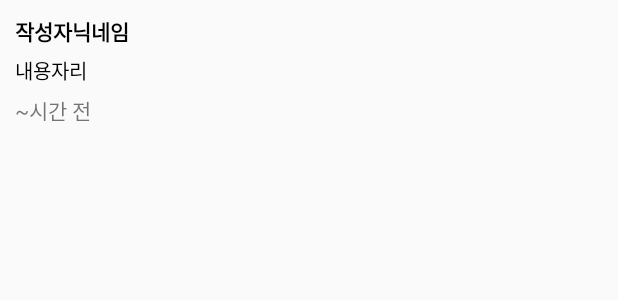
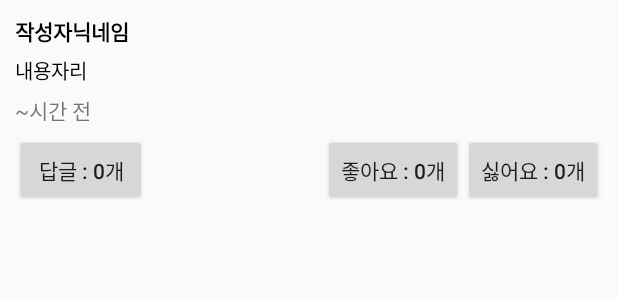
Before and after one commit to jsdev2013/APIPractice_20200615, an Android app: the layout topic_reply_list_item.xml on its own in the app's theme, with its tools: preview values and no code run, on a phone screen of 412 x 824 dp. Shown: the top 300 px of the screen. Run offline under Robolectric (Android 15) with nearby library versions, the phone set to English and light mode, and no system bars.

Commit message:
버튼의 포커스 제거 - 리스브튜의 이벤트 가능

```diff
--- a/app/src/main/res/layout/topic_reply_list_item.xml
+++ b/app/src/main/res/layout/topic_reply_list_item.xml
@@ -34,6 +34,42 @@
             android:layout_marginTop="5dp"
             android:text="~시간 전" />
 
+        <LinearLayout
+            android:layout_width="match_parent"
+            android:layout_height="wrap_content"
+            android:orientation="horizontal"
+            android:layout_marginTop="5dp">
+
+            <!--
+                 리스트 아이템 안에 버튼을 두면 리스트뷰의
+                 아이템 이벤트가 동작하지 않음
+                 버튼이 포커스를 가지고 있기 때문 => 버튼 포커스 제거
+            -->
+            <Button
+                android:layout_width="wrap_content"
+                android:layout_height="wrap_content"
+                android:focusable="false"
+                android:text="답글 : 0개" />
+
+            <TextView
+                android:layout_width="0dp"
+                android:layout_height="wrap_content"
+                android:layout_weight="1" />
+
+            <Button
+                android:layout_width="wrap_content"
+                android:layout_height="wrap_content"
+                android:focusable="false"
+                android:text="좋아요 : 0개" />
+
+            <Button
+                android:layout_width="wrap_content"
+                android:layout_height="wrap_content"
+                android:focusable="false"
+                android:text="싫어요 : 0개" />
+
+        </LinearLayout>
+
     </LinearLayout>
 
 </LinearLayout>
```
